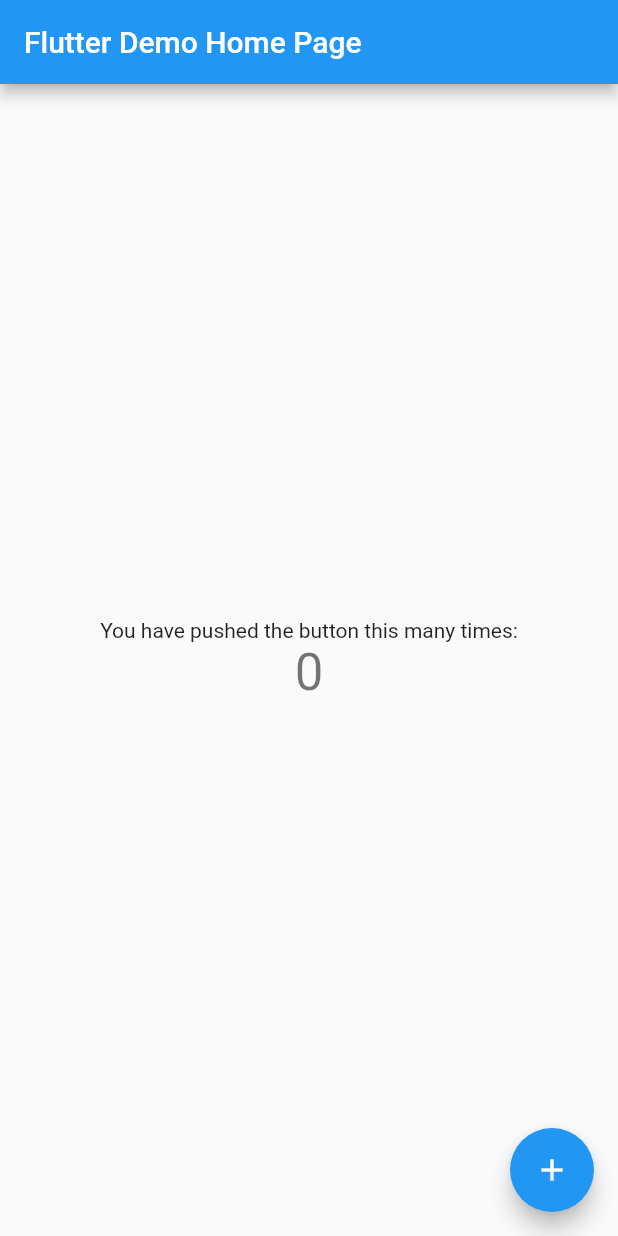
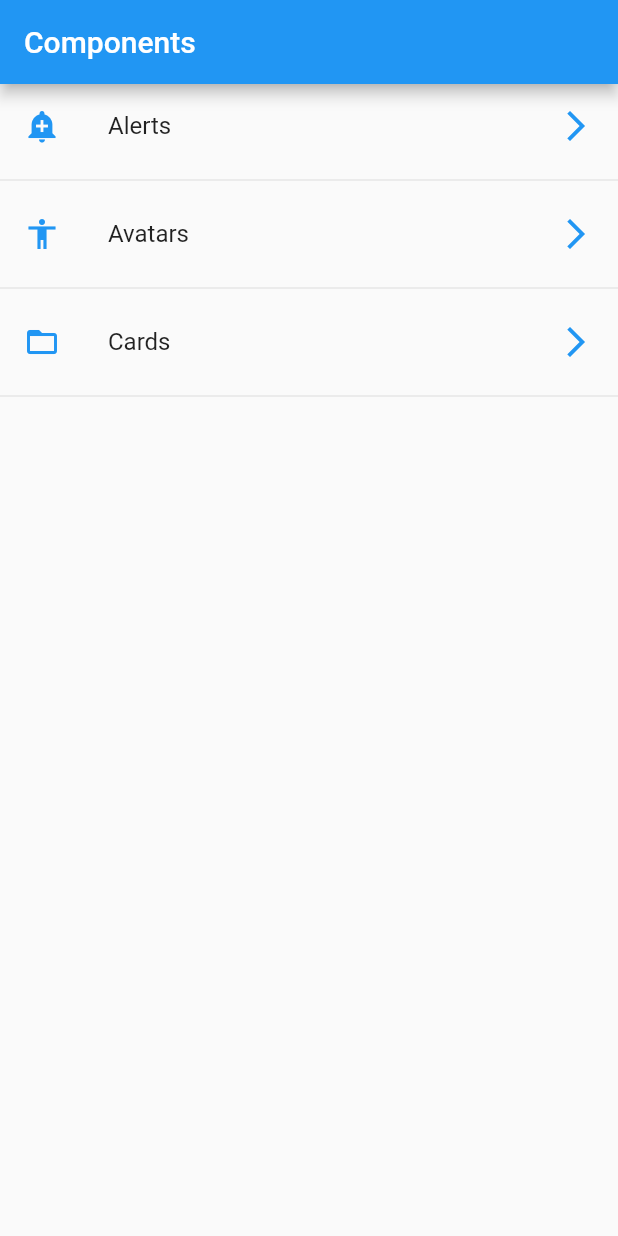
Before and after one commit to rozon/components_app, a Flutter app: the screen it shows after launch, on a phone screen of 412 x 824 dp. Run offline on Flutter 3.47's test engine with Material 2 defaults, Android fonts, the phone set to English and light mode, and no system bars.

```diff
--- /dev/null
+++ b/data/menu_opts.json
@@ -0,0 +1,20 @@
+{
+    "appName": "Components",
+    "routes": [
+        {
+            "route": "alert",
+            "icon": "add_alert",
+            "text": "Alerts"
+        },
+        {
+            "route": "avatar",
+            "icon": "accessibility",
+            "text": "Avatars"
+        },
+        {
+            "route": "card",
+            "icon": "folder_open",
+            "text": "Cards"
+        }
+    ]
+}
--- a/lib/main.dart
+++ b/lib/main.dart
@@ -1,111 +1,22 @@
 import 'package:flutter/material.dart';
+
+import 'package:components_app/src/routes/routes.dart';
+import 'package:components_app/src/pages/alert_page.dart';
 
 void main() => runApp(MyApp());
 
 class MyApp extends StatelessWidget {
-  // This widget is the root of your application.
   @override
   Widget build(BuildContext context) {
     return MaterialApp(
-      title: 'Flutter Demo',
-      theme: ThemeData(
-        // This is the theme of your application.
-        //
-        // Try running your application with "flutter run". You'll see the
-        // application has a blue toolbar. Then, without quitting the app, try
-        // changing the primarySwatch below to Colors.green and then invoke
-        // "hot reload" (press "r" in the console where you ran "flutter run",
-        // or simply save your changes to "hot reload" in a Flutter IDE).
-        // Notice that the counter didn't reset back to zero; the application
-        // is not restarted.
-        primarySwatch: Colors.blue,
-      ),
-      home: MyHomePage(title: 'Flutter Demo Home Page'),
+      debugShowCheckedModeBanner: false,
+      title: 'Components App',
+      initialRoute: '/',
+      routes: getNavigationRoutes(),
+      onGenerateRoute: (RouteSettings settings) {
+        return MaterialPageRoute(
+            builder: (BuildContext context) => AlertPage());
+      },
     );
   }
 }
-
-class MyHomePage extends StatefulWidget {
-  MyHomePage({Key key, this.title}) : super(key: key);
-
-  // This widget is the home page of your application. It is stateful, meaning
-  // that it has a State object (defined below) that contains fields that affect
-  // how it looks.
-
-  // This class is the configuration for the state. It holds the values (in this
-  // case the title) provided by the parent (in this case the App widget) and
-  // used by the build method of the State. Fields in a Widget subclass are
-  // always marked "final".
-
-  final String title;
-
-  @override
-  _MyHomePageState createState() => _MyHomePageState();
-}
-
-class _MyHomePageState extends State<MyHomePage> {
-  int _counter = 0;
-
-  void _incrementCounter() {
-    setState(() {
-      // This call to setState tells the Flutter framework that something has
-      // changed in this State, which causes it to rerun the build method below
-      // so that the display can reflect the updated values. If we changed
-      // _counter without calling setState(), then the build method would not be
-      // called again, and so nothing would appear to happen.
-      _counter++;
-    });
-  }
-
-  @override
-  Widget build(BuildContext context) {
-    // This method is rerun every time setState is called, for instance as done
-    // by the _incrementCounter method above.
-    //
-    // The Flutter framework has been optimized to make rerunning build methods
-    // fast, so that you can just rebuild anything that needs updating rather
-    // than having to individually change instances of widgets.
-    return Scaffold(
-      appBar: AppBar(
-        // Here we take the value from the MyHomePage object that was created by
-        // the App.build method, and use it to set our appbar title.
-        title: Text(widget.title),
-      ),
-      body: Center(
-        // Center is a layout widget. It takes a single child and positions it
-        // in the middle of the parent.
-        child: Column(
-          // Column is also a layout widget. It takes a list of children and
-          // arranges them vertically. By default, it sizes itself to fit its
-          // children horizontally, and tries to be as tall as its parent.
-          //
-          // Invoke "debug painting" (press "p" in the console, choose the
-          // "Toggle Debug Paint" action from the Flutter Inspector in Android
-          // Studio, or the "Toggle Debug Paint" command in Visual Studio Code)
-          // to see the wireframe for each widget.
-          //
-          // Column has various properties to control how it sizes itself and
-          // how it positions its children. Here we use mainAxisAlignment to
-          // center the children vertically; the main axis here is the vertical
-          // axis because Columns are vertical (the cross axis would be
-          // horizontal).
-          mainAxisAlignment: MainAxisAlignment.center,
-          children: <Widget>[
-            Text(
-              'You have pushed the button this many times:',
-            ),
-            Text(
-              '$_counter',
-              style: Theme.of(context).textTheme.display1,
-            ),
-          ],
-        ),
-      ),
-      floatingActionButton: FloatingActionButton(
-        onPressed: _incrementCounter,
-        tooltip: 'Increment',
-        child: Icon(Icons.add),
-      ), // This trailing comma makes auto-formatting nicer for build methods.
-    );
-  }
-}
--- /dev/null
+++ b/lib/src/pages/home_page.dart
@@ -0,0 +1,42 @@
+import 'package:flutter/material.dart';
+import 'package:components_app/src/providers/menu_provider.dart';
+import 'package:components_app/src/utils/icon_string_util.dart';
+
+class HomePage extends StatelessWidget {
+  @override
+  Widget build(BuildContext context) {
+    return Scaffold(
+      appBar: AppBar(
+        title: Text("Components"),
+      ),
+      body: _createList(),
+    );
+  }
+
+  Widget _createList() {
+    return FutureBuilder(
+      future: menuProvider.loadData(),
+      builder: (BuildContext context, AsyncSnapshot<List<dynamic>> snapshot) {
+        return ListView(
+          children: _listItems(snapshot.data, context),
+        );
+      },
+    );
+  }
+
+  List<Widget> _listItems(List<dynamic> data, BuildContext context) {
+    List<Widget> widgets = [];
+    data.forEach((data) {
+      final widget = ListTile(
+        title: Text(data["text"]),
+        leading: getIcon(data["icon"]),
+        trailing: Icon(Icons.arrow_forward_ios, color: Colors.blue),
+        onTap: () {
+          Navigator.pushNamed(context, data["route"]);
+        },
+      );
+      widgets..add(widget)..add(Divider());
+    });
+    return widgets;
+  }
+}
--- /dev/null
+++ b/lib/src/routes/routes.dart
@@ -0,0 +1,15 @@
+import 'package:flutter/material.dart';
+
+import 'package:components_app/src/pages/home_page.dart';
+import 'package:components_app/src/pages/alert_page.dart';
+import 'package:components_app/src/pages/avatar_page.dart';
+import 'package:components_app/src/pages/card_page.dart';
+
+Map<String, WidgetBuilder> getNavigationRoutes() {
+  return <String, WidgetBuilder>{
+    '/': (BuildContext context) => HomePage(),
+    'alert': (BuildContext context) => AlertPage(),
+    'avatar': (BuildContext context) => AvatarPage(),
+    'card': (BuildContext context) => CardPage()
+  };
+}
--- /dev/null
+++ b/lib/src/utils/icon_string_util.dart
@@ -0,0 +1,11 @@
+import 'package:flutter/material.dart';
+
+final _iconMap = <String, IconData>{
+  "add_alert": Icons.add_alert,
+  "accessibility": Icons.accessibility,
+  "folder_open": Icons.folder_open,
+};
+
+Icon getIcon(String iconName) {
+  return Icon(_iconMap[iconName], color: Colors.blue);
+}
--- a/pubspec.yaml
+++ b/pubspec.yaml
@@ -41,7 +41,8 @@ flutter:
   uses-material-design: true
 
   # To add assets to your application, add an assets section, like this:
-  # assets:
+  assets:
+    - data/menu_opts.json
   #  - images/a_dot_burr.jpeg
   #  - images/a_dot_ham.jpeg
 
```
Also changed, not shown: lib/src/pages/alert_page.dart (added, +18 -0 lines), lib/src/pages/avatar_page.dart (added, +12 -0 lines), lib/src/pages/card_page.dart (added, +12 -0 lines), lib/src/providers/menu_provider.dart (added, +14 -0 lines), 1 other file.
